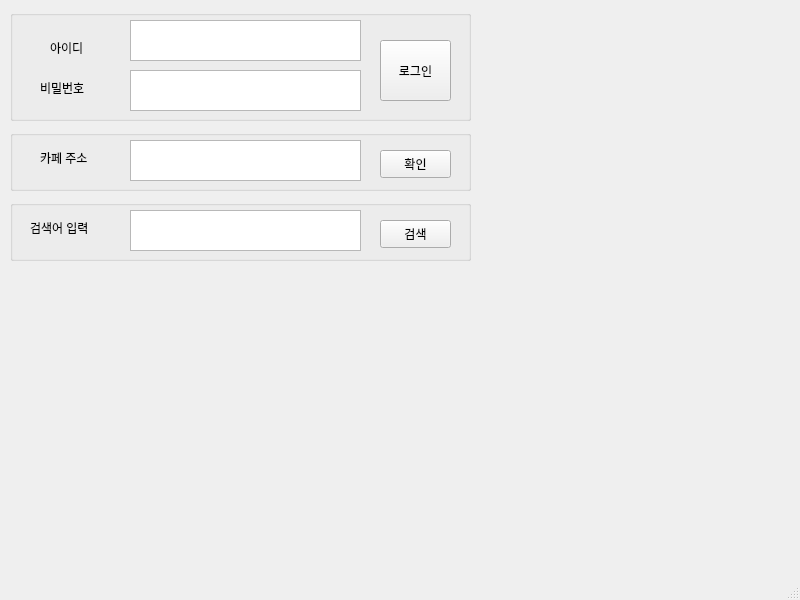
Qt form Project1/NaverCrawling.ui (LeticiaKang/Python_SelfStudy) before a commit.
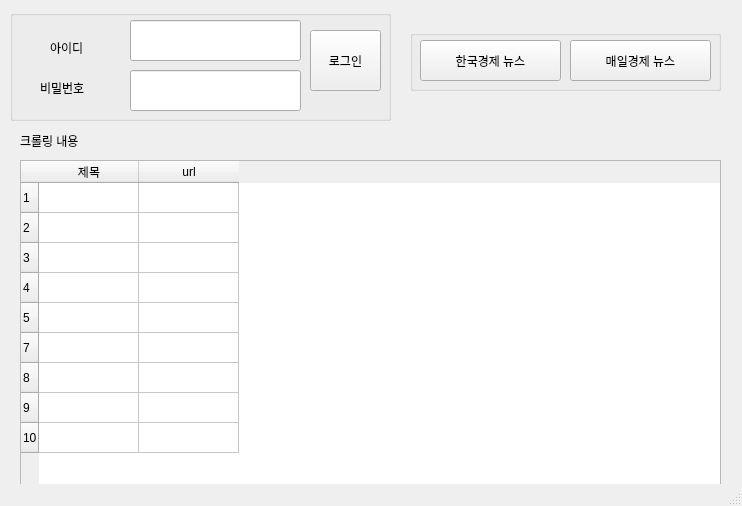
The same form after that commit.

Commit message:
python_creat_크롤링exe
비밀번호 asterick
카페 크롤링 -> 뉴스크롤링
gui 변경 ( 제목, url ) 가져와서 나타내기
gui에 제목, url 표시 성공

- 안되는 부분
1. exe 계속 오류남
2. exe 만드는데 오래 걸림

The edit to the form file:
```diff
--- a/Project1/NaverCrawling.ui
+++ b/Project1/NaverCrawling.ui
@@ -6,8 +6,8 @@
    <rect>
     <x>0</x>
     <y>0</y>
-    <width>800</width>
-    <height>600</height>
+    <width>742</width>
+    <height>506</height>
    </rect>
   </property>
   <property name="windowTitle">
@@ -19,7 +19,7 @@
      <rect>
       <x>10</x>
       <y>10</y>
-      <width>461</width>
+      <width>381</width>
       <height>111</height>
      </rect>
     </property>
@@ -52,31 +52,11 @@
       <string>비밀번호</string>
      </property>
     </widget>
-    <widget class="QTextEdit" name="InputID">
+    <widget class="QPushButton" name="btn_login">
      <property name="geometry">
       <rect>
-       <x>120</x>
-       <y>10</y>
-       <width>231</width>
-       <height>41</height>
-      </rect>
-     </property>
-    </widget>
-    <widget class="QTextEdit" name="InputPWD">
-     <property name="geometry">
-      <rect>
-       <x>120</x>
-       <y>60</y>
-       <width>231</width>
-       <height>41</height>
-      </rect>
-     </property>
-    </widget>
-    <widget class="QPushButton" name="btnLogin">
-     <property name="geometry">
-      <rect>
-       <x>370</x>
-       <y>30</y>
+       <x>300</x>
+       <y>20</y>
        <width>71</width>
        <height>61</height>
       </rect>
@@ -85,104 +65,152 @@
       <string>로그인</string>
      </property>
     </widget>
+    <widget class="QLineEdit" name="lineEdit_PWD">
+     <property name="geometry">
+      <rect>
+       <x>120</x>
+       <y>60</y>
+       <width>171</width>
+       <height>41</height>
+      </rect>
+     </property>
+     <property name="text">
+      <string/>
+     </property>
+    </widget>
+    <widget class="QLineEdit" name="lineEdit_ID">
+     <property name="geometry">
+      <rect>
+       <x>120</x>
+       <y>10</y>
+       <width>171</width>
+       <height>41</height>
+      </rect>
+     </property>
+    </widget>
    </widget>
    <widget class="QGroupBox" name="URLbBox">
     <property name="geometry">
      <rect>
-      <x>10</x>
+      <x>410</x>
+      <y>30</y>
+      <width>311</width>
+      <height>61</height>
+     </rect>
+    </property>
+    <property name="title">
+     <string/>
+    </property>
+    <widget class="QPushButton" name="btn_hankuk">
+     <property name="geometry">
+      <rect>
+       <x>10</x>
+       <y>10</y>
+       <width>141</width>
+       <height>41</height>
+      </rect>
+     </property>
+     <property name="text">
+      <string>한국경제 뉴스</string>
+     </property>
+    </widget>
+    <widget class="QPushButton" name="btn_meil">
+     <property name="geometry">
+      <rect>
+       <x>160</x>
+       <y>10</y>
+       <width>141</width>
+       <height>41</height>
+      </rect>
+     </property>
+     <property name="text">
+      <string>매일경제 뉴스</string>
+     </property>
+    </widget>
+   </widget>
+   <widget class="QTableWidget" name="tableWidget_contents">
+    <property name="geometry">
+     <rect>
+      <x>20</x>
+      <y>160</y>
+      <width>701</width>
+      <height>331</height>
+     </rect>
+    </property>
+    <property name="maximumSize">
+     <size>
+      <width>701</width>
+      <height>331</height>
+     </size>
+    </property>
+    <row>
+     <property name="text">
+      <string>1</string>
+     </property>
+    </row>
+    <row>
+     <property name="text">
+      <string>2</string>
+     </property>
+    </row>
+    <row>
+     <property name="text">
+      <string>3</string>
+     </property>
+    </row>
+    <row>
+     <property name="text">
+      <string>4</string>
+     </property>
+    </row>
+    <row>
+     <property name="text">
+      <string>5</string>
+     </property>
+    </row>
+    <row>
+     <property name="text">
+      <string>7</string>
+     </property>
+    </row>
+    <row>
+     <property name="text">
+      <string>8</string>
+     </property>
+    </row>
+    <row>
+     <property name="text">
+      <string>9</string>
+     </property>
+    </row>
+    <row>
+     <property name="text">
+      <string>10</string>
+     </property>
+    </row>
+    <column>
+     <property name="text">
+      <string>제목</string>
+     </property>
+    </column>
+    <column>
+     <property name="text">
+      <string>url</string>
+     </property>
+    </column>
+   </widget>
+   <widget class="QLabel" name="label">
+    <property name="geometry">
+     <rect>
+      <x>20</x>
       <y>130</y>
-      <width>461</width>
-      <height>61</height>
+      <width>151</width>
+      <height>21</height>
      </rect>
     </property>
-    <property name="title">
-     <string/>
+    <property name="text">
+     <string>크롤링 내용</string>
     </property>
-    <widget class="QLabel" name="URL">
-     <property name="geometry">
-      <rect>
-       <x>30</x>
-       <y>20</y>
-       <width>64</width>
-       <height>15</height>
-      </rect>
-     </property>
-     <property name="text">
-      <string>카페 주소</string>
-     </property>
-    </widget>
-    <widget class="QTextEdit" name="InputURL">
-     <property name="geometry">
-      <rect>
-       <x>120</x>
-       <y>10</y>
-       <width>231</width>
-       <height>41</height>
-      </rect>
-     </property>
-    </widget>
-    <widget class="QPushButton" name="btnURL">
-     <property name="geometry">
-      <rect>
-       <x>370</x>
-       <y>20</y>
-       <width>71</width>
-       <height>28</height>
-      </rect>
-     </property>
-     <property name="text">
-      <string>확인</string>
-     </property>
-    </widget>
-   </widget>
-   <widget class="QGroupBox" name="SearchBox">
-    <property name="geometry">
-     <rect>
-      <x>10</x>
-      <y>200</y>
-      <width>461</width>
-      <height>61</height>
-     </rect>
-    </property>
-    <property name="title">
-     <string/>
-    </property>
-    <widget class="QLabel" name="search">
-     <property name="geometry">
-      <rect>
-       <x>20</x>
-       <y>20</y>
-       <width>91</width>
-       <height>16</height>
-      </rect>
-     </property>
-     <property name="text">
-      <string>검색어 입력</string>
-     </property>
-    </widget>
-    <widget class="QTextEdit" name="InputSearch">
-     <property name="geometry">
-      <rect>
-       <x>120</x>
-       <y>10</y>
-       <width>231</width>
-       <height>41</height>
-      </rect>
-     </property>
-    </widget>
-    <widget class="QPushButton" name="btnSearch">
-     <property name="geometry">
-      <rect>
-       <x>370</x>
-       <y>20</y>
-       <width>71</width>
-       <height>28</height>
-      </rect>
-     </property>
-     <property name="text">
-      <string>검색</string>
-     </property>
-    </widget>
    </widget>
   </widget>
   <widget class="QStatusBar" name="statusbar"/>
```
Left out of the diff: 2 changed lines with no effect on the pictures. The commit also changes 5 other files.
